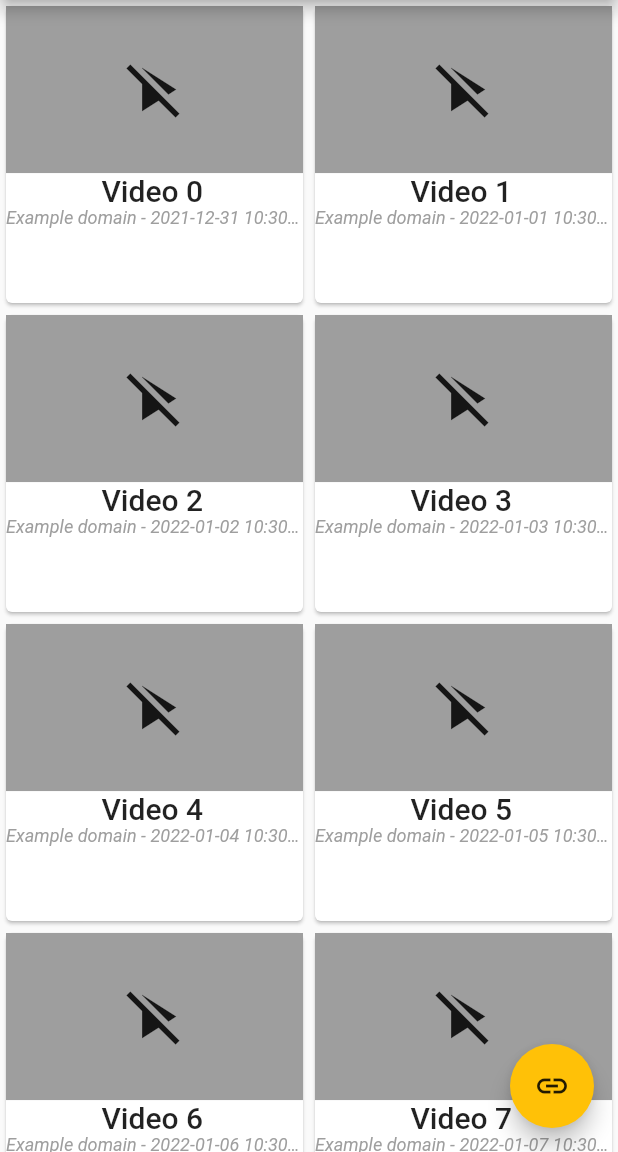
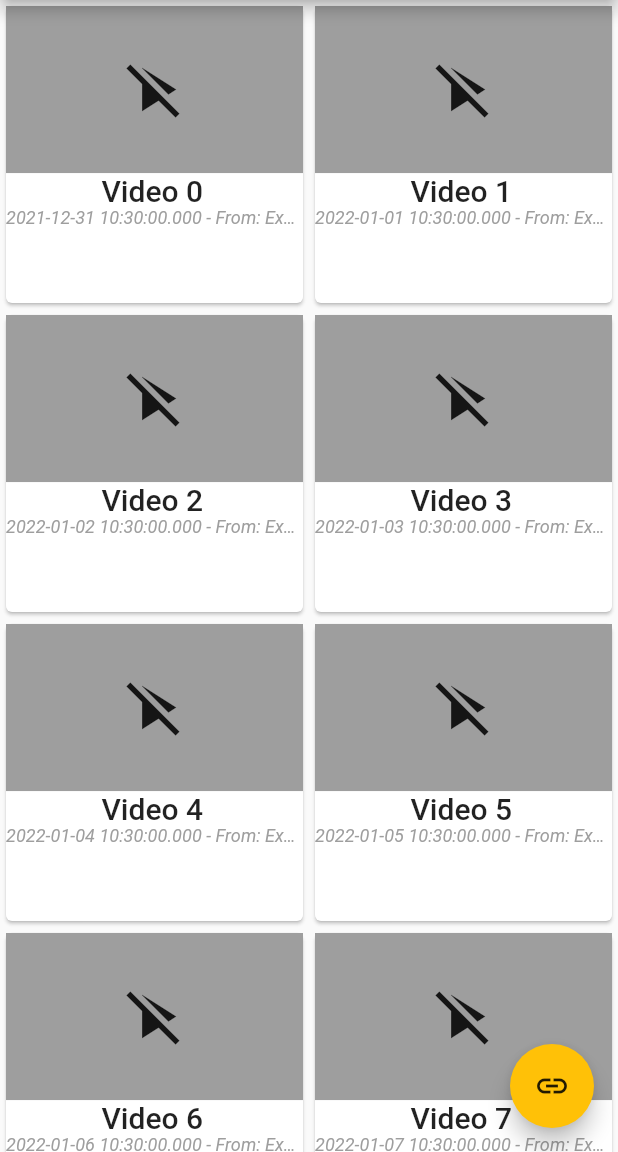
Before and after one commit to solid-titans/youtube_golden, a Flutter app: the screen it shows after launch, on a phone screen of 412 x 824 dp, the part 84-1236 px from its top. Run offline on Flutter 3.47's test engine with Material 2 defaults, Android fonts, the light colour scheme and no system bars.

Commit message:
Video card refactoring

```diff
--- a/lib/video.dart
+++ /dev/null
@@ -1,6 +0,0 @@
-class VideoCardClass {
-  VideoCardClass({required this.name, required this.url});
-
-  final String name;
-  final String url;
-}
--- /dev/null
+++ b/lib/widgets/videoCardWidget.dart
@@ -0,0 +1,44 @@
+import 'package:flutter/material.dart';
+import 'package:youtube_golden/models/videoModel.dart';
+import 'package:youtube_golden/screens/videoDetails.dart';
+import 'package:youtube_golden/widgets/thumbnailWidget.dart';
+
+class VideoCardWidget extends StatelessWidget {
+  const VideoCardWidget({
+    Key? key,
+    required this.video,
+  }) : super(key: key);
+
+  final VideoModel video;
+
+  @override
+  Widget build(BuildContext context) {
+    return InkWell(
+      onTap: () => Navigator.push(
+        context,
+        MaterialPageRoute<void>(
+          builder: (BuildContext context) => VideoDetails(video: video),
+        ),
+      ),
+      child: Container(
+        width: double.infinity,
+        child: Card(
+          child: Column(
+            children: [
+              ThumbnailWidget(),
+              SelectableText(
+                video.name,
+                style: Theme.of(context).textTheme.bodyText1,
+              ),
+              Text(
+                "${video.creationDate.toLocal()} - From: ${video.domain}",
+                overflow: TextOverflow.ellipsis,
+                style: Theme.of(context).textTheme.subtitle1,
+              ),
+            ],
+          ),
+        ),
+      ),
+    );
+  }
+}
--- a/lib/widgets/videoListWidget.dart
+++ b/lib/widgets/videoListWidget.dart
@@ -2,6 +2,7 @@ import 'package:flutter/material.dart';
 import 'package:youtube_golden/models/videoModel.dart';
 import 'package:youtube_golden/screens/videoDetails.dart';
 import 'package:youtube_golden/widgets/thumbnailWidget.dart';
+import 'package:youtube_golden/widgets/videoCardWidget.dart';
 
 class VideoListWidget extends StatefulWidget {
   const VideoListWidget({Key? key}) : super(key: key);
@@ -28,36 +29,8 @@ class _VideoListWidgetState extends State<VideoListWidget> {
       itemCount: this.videoList.length,
       cacheExtent: 20,
       addAutomaticKeepAlives: false,
-      itemBuilder: (context, index) => Container(
-        width: double.infinity,
-        child: Card(
-          child: Column(
-            children: [
-              InkWell(
-                onTap: () => Navigator.push(
-                  context,
-                  MaterialPageRoute<void>(
-                    builder: (BuildContext context) =>
-                        VideoDetails(video: this.videoList[index]),
-                  ),
-                ),
-                child: Hero(
-                  tag: this.videoList[index].id,
-                  child: ThumbnailWidget(),
-                ),
-              ),
-              SelectableText(
-                this.videoList[index].name,
-                style: Theme.of(context).textTheme.bodyText1,
-              ),
-              Text(
-                "${this.videoList[index].domain} - ${this.videoList[index].creationDate.toLocal()}",
-                overflow: TextOverflow.ellipsis,
-                style: Theme.of(context).textTheme.subtitle1,
-              ),
-            ],
-          ),
-        ),
+      itemBuilder: (context, index) => VideoCardWidget(
+        video: this.videoList[index],
       ),
     );
   }
```
